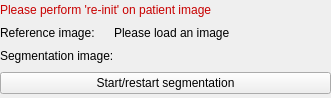
Above: Code/Gui/MITK/Modules/niftkMIDASGui/Resources/UI/QmitkMIDASImageAndSegmentationSelector.ui from NifTK/NifTK before the change. Below: the same form after it.
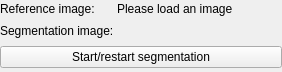
That is the form after the change.

Commit message: Bug #2460: shorter warning label texts in image selector

```diff
--- a/Code/Gui/MITK/Modules/niftkMIDASGui/Resources/UI/QmitkMIDASImageAndSegmentationSelector.ui
+++ b/Code/Gui/MITK/Modules/niftkMIDASGui/Resources/UI/QmitkMIDASImageAndSegmentationSelector.ui
@@ -6,8 +6,8 @@
    <rect>
     <x>0</x>
     <y>0</y>
-    <width>331</width>
-    <height>98</height>
+    <width>282</width>
+    <height>72</height>
    </rect>
   </property>
   <property name="sizePolicy">
@@ -21,7 +21,7 @@
   </property>
   <layout class="QGridLayout" name="gridLayout_2">
    <property name="horizontalSpacing">
-    <number>0</number>
+    <number>3</number>
    </property>
    <property name="verticalSpacing">
     <number>6</number>
@@ -29,27 +29,27 @@
    <property name="margin">
     <number>0</number>
    </property>
-   <item row="1" column="0">
-    <widget class="QLabel" name="m_ReferenceImageLabel">
-     <property name="sizePolicy">
-      <sizepolicy hsizetype="Fixed" vsizetype="Fixed">
-       <horstretch>0</horstretch>
-       <verstretch>0</verstretch>
-      </sizepolicy>
-     </property>
-     <property name="text">
-      <string>Reference image:</string>
-     </property>
-    </widget>
-   </item>
-   <item row="2" column="1">
+   <item row="1" column="1">
     <widget class="QLabel" name="m_SegmentationImageNameLabel">
      <property name="text">
       <string/>
      </property>
     </widget>
    </item>
-   <item row="1" column="1">
+   <item row="2" column="0" colspan="2">
+    <widget class="QPushButton" name="m_NewSegmentationButton">
+     <property name="sizePolicy">
+      <sizepolicy hsizetype="Preferred" vsizetype="Fixed">
+       <horstretch>0</horstretch>
+       <verstretch>0</verstretch>
+      </sizepolicy>
+     </property>
+     <property name="text">
+      <string>Start/restart segmentation</string>
+     </property>
+    </widget>
+   </item>
+   <item row="0" column="1">
     <widget class="QLabel" name="m_ReferenceImageNameLabel">
      <property name="sizePolicy">
       <sizepolicy hsizetype="Preferred" vsizetype="Fixed">
@@ -99,7 +99,7 @@
      </property>
     </widget>
    </item>
-   <item row="2" column="0">
+   <item row="1" column="0">
     <widget class="QLabel" name="m_SegmentationImageLabel">
      <property name="sizePolicy">
       <sizepolicy hsizetype="Preferred" vsizetype="Fixed">
@@ -112,126 +112,16 @@
      </property>
     </widget>
    </item>
-   <item row="3" column="0" colspan="2">
-    <widget class="QPushButton" name="m_NewSegmentationButton">
+   <item row="0" column="0">
+    <widget class="QLabel" name="m_ReferenceImageLabel">
      <property name="sizePolicy">
-      <sizepolicy hsizetype="Preferred" vsizetype="Fixed">
+      <sizepolicy hsizetype="Fixed" vsizetype="Fixed">
        <horstretch>0</horstretch>
        <verstretch>0</verstretch>
       </sizepolicy>
      </property>
      <property name="text">
-      <string>Start/restart segmentation</string>
-     </property>
-    </widget>
-   </item>
-   <item row="0" column="0" colspan="2">
-    <widget class="QLabel" name="m_AlignmentWarningLabel">
-     <property name="sizePolicy">
-      <sizepolicy hsizetype="Preferred" vsizetype="Fixed">
-       <horstretch>0</horstretch>
-       <verstretch>0</verstretch>
-      </sizepolicy>
-     </property>
-     <property name="palette">
-      <palette>
-       <active>
-        <colorrole role="WindowText">
-         <brush brushstyle="SolidPattern">
-          <color alpha="255">
-           <red>200</red>
-           <green>0</green>
-           <blue>0</blue>
-          </color>
-         </brush>
-        </colorrole>
-        <colorrole role="Text">
-         <brush brushstyle="SolidPattern">
-          <color alpha="255">
-           <red>200</red>
-           <green>0</green>
-           <blue>0</blue>
-          </color>
-         </brush>
-        </colorrole>
-        <colorrole role="ButtonText">
-         <brush brushstyle="SolidPattern">
-          <color alpha="255">
-           <red>200</red>
-           <green>0</green>
-           <blue>0</blue>
-          </color>
-         </brush>
-        </colorrole>
-       </active>
-       <inactive>
-        <colorrole role="WindowText">
-         <brush brushstyle="SolidPattern">
-          <color alpha="255">
-           <red>200</red>
-           <green>0</green>
-           <blue>0</blue>
-          </color>
-         </brush>
-        </colorrole>
-        <colorrole role="Text">
-         <brush brushstyle="SolidPattern">
-          <color alpha="255">
-           <red>200</red>
-           <green>0</green>
-           <blue>0</blue>
-          </color>
-         </brush>
-        </colorrole>
-        <colorrole role="ButtonText">
-         <brush brushstyle="SolidPattern">
-          <color alpha="255">
-           <red>200</red>
-           <green>0</green>
-           <blue>0</blue>
-          </color>
-         </brush>
-        </colorrole>
-       </inactive>
-       <disabled>
-        <colorrole role="WindowText">
-         <brush brushstyle="SolidPattern">
-          <color alpha="255">
-           <red>84</red>
-           <green>82</green>
-           <blue>78</blue>
-          </color>
-         </brush>
-        </colorrole>
-        <colorrole role="Text">
-         <brush brushstyle="SolidPattern">
-          <color alpha="255">
-           <red>84</red>
-           <green>82</green>
-           <blue>78</blue>
-          </color>
-         </brush>
-        </colorrole>
-        <colorrole role="ButtonText">
-         <brush brushstyle="SolidPattern">
-          <color alpha="255">
-           <red>84</red>
-           <green>82</green>
-           <blue>78</blue>
-          </color>
-         </brush>
-        </colorrole>
-       </disabled>
-      </palette>
-     </property>
-     <property name="font">
-      <font>
-       <weight>50</weight>
-       <bold>false</bold>
-      </font>
-     </property>
-     <property name="text">
-      <string>Please perform 're-init' on patient image</string>
+      <string>Reference image:</string>
      </property>
     </widget>
    </item>
```
The commit also changes 1 other file.
